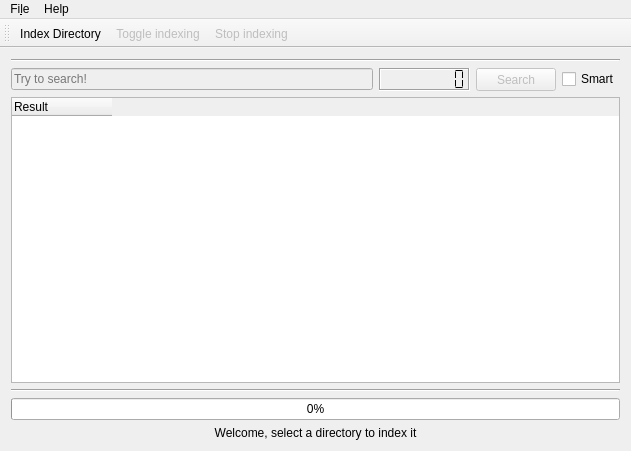
The window that mainwindow.ui (Tindarid/prep-grep) describes before a commit, drawn with Qt 5.
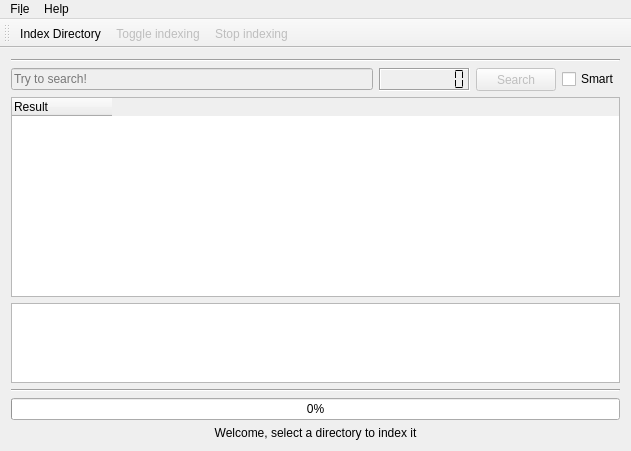
The same window after the commit.

Commit message: file system dialog

The edit to the form file:
```diff
--- a/mainwindow.ui
+++ b/mainwindow.ui
@@ -129,7 +129,20 @@
        </widget>
       </item>
       <item>
-       <widget class="Line" name="line">
+       <widget class="QTextBrowser" name="entryBrowser">
+        <property name="enabled">
+         <bool>true</bool>
+        </property>
+        <property name="maximumSize">
+         <size>
+          <width>16777215</width>
+          <height>80</height>
+         </size>
+        </property>
+       </widget>
+      </item>
+      <item>
+       <widget class="Line" name="separator_1">
         <property name="orientation">
          <enum>Qt::Horizontal</enum>
         </property>
```
Left out of the diff: 18 changed lines with no effect on the pictures. The commit also changes 6 other files.
